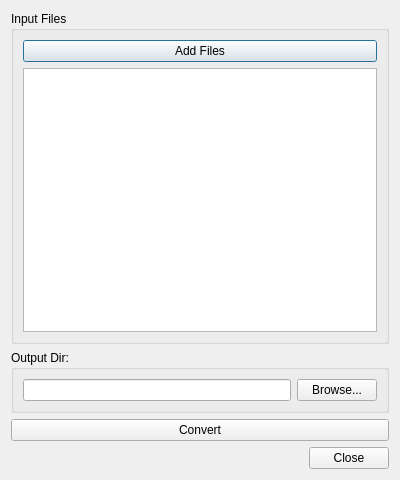
The window that src/batchconversiondialog.ui (chchwy/ogre-v2-mesh-viewer) describes before a commit, drawn with Qt 5.
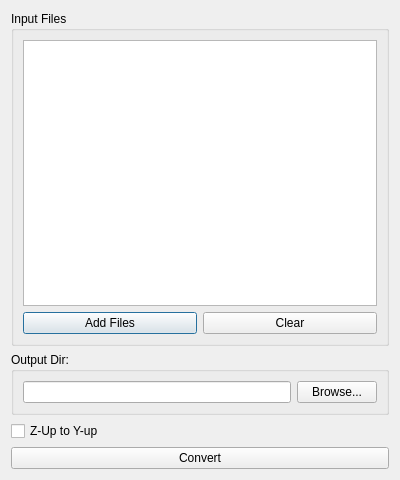
The same window after the commit.

```diff
--- a/src/batchconversiondialog.ui
+++ b/src/batchconversiondialog.ui
@@ -21,6 +21,11 @@
      </property>
      <layout class="QVBoxLayout" name="verticalLayout_2">
       <item>
+       <widget class="QListWidget" name="FileListWidget"/>
+      </item>
+      <item>
+       <layout class="QHBoxLayout" name="horizontalLayout_2">
+        <item>
        <widget class="QPushButton" name="AddFileButton">
         <property name="text">
          <string>Add Files</string>
@@ -28,7 +33,13 @@
        </widget>
       </item>
       <item>
-       <widget class="QListWidget" name="FileListWidget"/>
+         <widget class="QPushButton" name="ClearButton">
+          <property name="text">
+           <string>Clear</string>
+          </property>
+         </widget>
+        </item>
+       </layout>
       </item>
      </layout>
     </widget>
@@ -53,19 +64,19 @@
     </widget>
    </item>
    <item>
-    <widget class="QPushButton" name="pushButton">
+    <widget class="QCheckBox" name="ZupToYUpCheckBox">
+     <property name="text">
+      <string>Z-Up to Y-up</string>
+     </property>
+    </widget>
+   </item>
+   <item>
+    <widget class="QPushButton" name="ConvertButton">
      <property name="text">
       <string>Convert</string>
      </property>
     </widget>
    </item>
-   <item>
-    <widget class="QDialogButtonBox" name="buttonBox_2">
-     <property name="standardButtons">
-      <set>QDialogButtonBox::Close</set>
-     </property>
-    </widget>
-   </item>
   </layout>
  </widget>
  <resources/>
```
Lines whose indentation alone changed are shown as unchanged.
